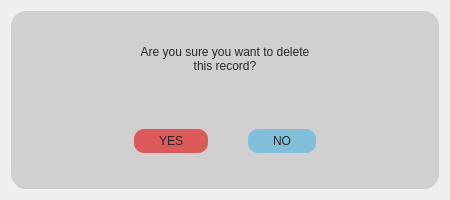
This is Frontend/ConfirmDialog.ui in DreddVDomasian/Petmate-Desktop-Application as Qt 5 draws it before an edit. The edited form follows.
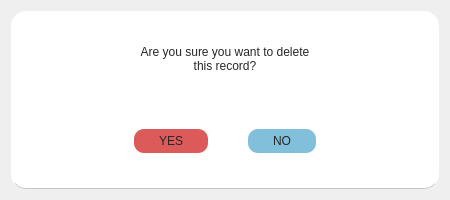
This is the edited form.

The edit to the form file:
```diff
--- a/Frontend/ConfirmDialog.ui
+++ b/Frontend/ConfirmDialog.ui
@@ -31,7 +31,7 @@
      <property name="styleSheet">
       <string notr="true">#confirmation{
 	border-radius:15px;
-	background-color:rgb(208, 208, 208);
+	background-color:rgb(255, 255, 255);
 	border-bottom:1px solid rgb(199, 199, 199);
 }</string>
      </property>
```
